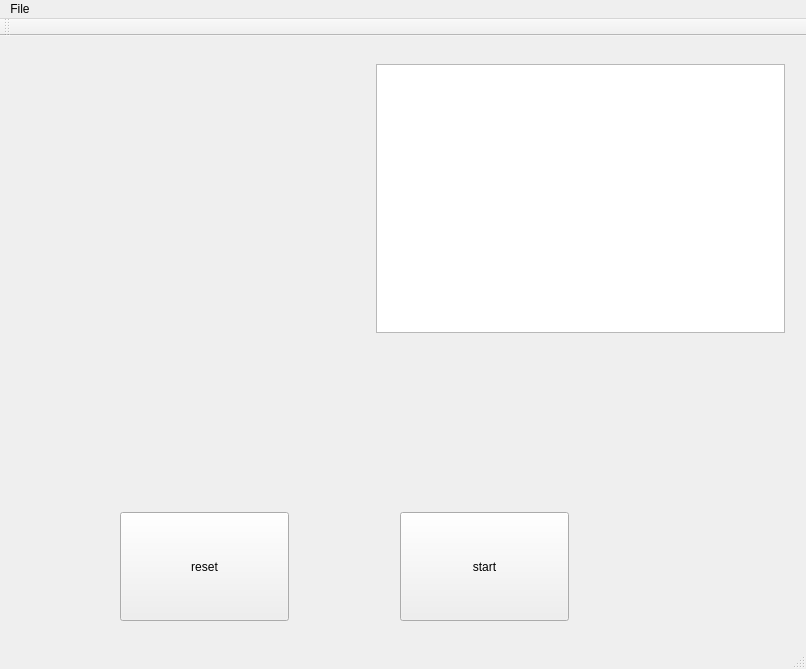
The window that mainwindow.ui (mwiesenberger/convection) describes before a commit, drawn with Qt 5.
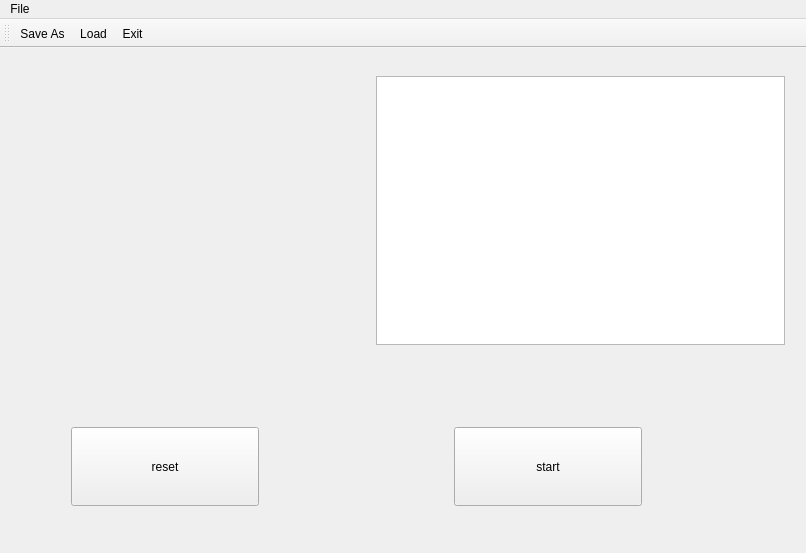
The same window after the commit.

```diff
--- a/mainwindow.ui
+++ b/mainwindow.ui
@@ -7,7 +7,7 @@
     <x>0</x>
     <y>0</y>
     <width>806</width>
-    <height>669</height>
+    <height>553</height>
    </rect>
   </property>
   <property name="windowTitle">
@@ -39,38 +39,6 @@
      <set>Qt::NoTextInteraction</set>
     </property>
    </widget>
-   <widget class="QPushButton" name="resetButton">
-    <property name="geometry">
-     <rect>
-      <x>120</x>
-      <y>476</y>
-      <width>169</width>
-      <height>109</height>
-     </rect>
-    </property>
-    <property name="toolTip">
-     <string extracomment="read parameters from text field and reallocate resources">&lt;html&gt;&lt;head/&gt;&lt;body&gt;&lt;p&gt;read parameters from text field and reallocate resources&lt;/p&gt;&lt;/body&gt;&lt;/html&gt;</string>
-    </property>
-    <property name="text">
-     <string>reset</string>
-    </property>
-   </widget>
-   <widget class="QPushButton" name="startButton">
-    <property name="geometry">
-     <rect>
-      <x>400</x>
-      <y>476</y>
-      <width>169</width>
-      <height>109</height>
-     </rect>
-    </property>
-    <property name="toolTip">
-     <string extracomment="start/stop simulation">&lt;html&gt;&lt;head/&gt;&lt;body&gt;&lt;p&gt;start/stop simulation&lt;/p&gt;&lt;/body&gt;&lt;/html&gt;</string>
-    </property>
-    <property name="text">
-     <string>start</string>
-    </property>
-   </widget>
    <widget class="QTextEdit" name="textField">
     <property name="geometry">
      <rect>
@@ -81,6 +49,63 @@
      </rect>
     </property>
    </widget>
+   <widget class="QWidget" name="">
+    <property name="geometry">
+     <rect>
+      <x>60</x>
+      <y>368</y>
+      <width>593</width>
+      <height>101</height>
+     </rect>
+    </property>
+    <layout class="QHBoxLayout" name="horizontalLayout">
+     <item>
+      <widget class="QPushButton" name="resetButton">
+       <property name="sizePolicy">
+        <sizepolicy hsizetype="Expanding" vsizetype="Minimum">
+         <horstretch>0</horstretch>
+         <verstretch>0</verstretch>
+        </sizepolicy>
+       </property>
+       <property name="toolTip">
+        <string extracomment="read parameters from text field and reallocate resources">&lt;html&gt;&lt;head/&gt;&lt;body&gt;&lt;p&gt;read parameters from text field and reallocate resources&lt;/p&gt;&lt;/body&gt;&lt;/html&gt;</string>
+       </property>
+       <property name="text">
+        <string>reset</string>
+       </property>
+      </widget>
+     </item>
+     <item>
+      <spacer name="horizontalSpacer">
+       <property name="orientation">
+        <enum>Qt::Horizontal</enum>
+       </property>
+       <property name="sizeHint" stdset="0">
+        <size>
+         <width>20</width>
+         <height>20</height>
+        </size>
+       </property>
+      </spacer>
+     </item>
+     <item>
+      <widget class="QPushButton" name="startButton">
+       <property name="sizePolicy">
+        <sizepolicy hsizetype="Expanding" vsizetype="Minimum">
+         <horstretch>0</horstretch>
+         <verstretch>0</verstretch>
+        </sizepolicy>
+       </property>
+       <property name="toolTip">
+        <string extracomment="start/stop simulation">&lt;html&gt;&lt;head/&gt;&lt;body&gt;&lt;p&gt;start/stop simulation&lt;/p&gt;&lt;/body&gt;&lt;/html&gt;</string>
+       </property>
+       <property name="text">
+        <string>start</string>
+       </property>
+      </widget>
+     </item>
+    </layout>
+   </widget>
   </widget>
   <widget class="QMenuBar" name="menuBar">
    <property name="geometry">
@@ -109,8 +134,10 @@
    <attribute name="toolBarBreak">
     <bool>false</bool>
    </attribute>
+   <addaction name="actionSave"/>
+   <addaction name="actionLoad"/>
+   <addaction name="actionExit"/>
   </widget>
-  <widget class="QStatusBar" name="statusBar"/>
   <action name="actionSave">
    <property name="text">
     <string>Save As ...</string>
```
Left out of the diff: 5 changed lines with no effect on the pictures.
